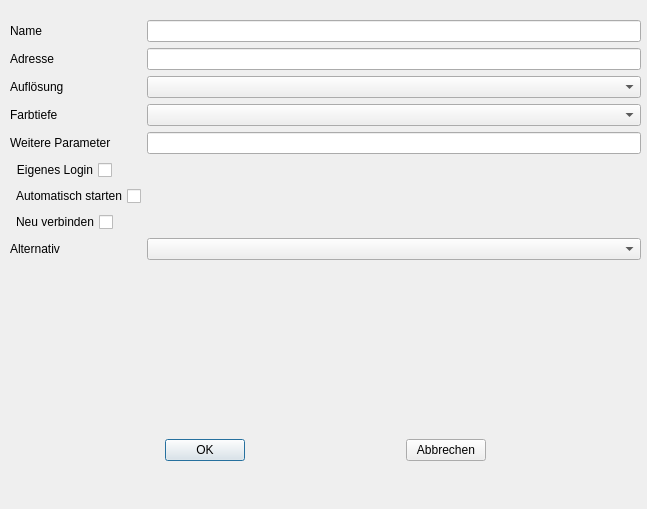
Before: the Qt Designer form xtc/bin/dialogrdesktop.ui in xtc-Thin-Client/xtcapp, drawn with Qt 5.
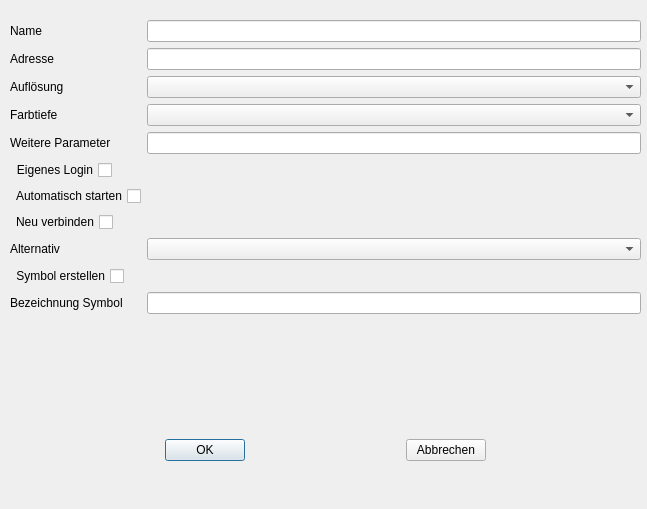
After: the same form once the commit is applied.

The edit to the form file:
```diff
--- a/xtc/bin/dialogrdesktop.ui
+++ b/xtc/bin/dialogrdesktop.ui
@@ -113,6 +113,26 @@
     <item row="8" column="1">
      <widget class="QComboBox" name="rdesktopInputAlternative"/>
     </item>
+    <item row="9" column="0">
+     <widget class="QCheckBox" name="rdesktopInputIcon">
+      <property name="layoutDirection">
+       <enum>Qt::RightToLeft</enum>
+      </property>
+      <property name="text">
+       <string>Symbol erstellen</string>
+      </property>
+     </widget>
+    </item>
+    <item row="10" column="0">
+     <widget class="QLabel" name="rdesktopLabelIconName">
+      <property name="text">
+       <string>Bezeichnung Symbol</string>
+      </property>
+     </widget>
+    </item>
+    <item row="10" column="1">
+     <widget class="QLineEdit" name="rdesktopInputIconName"/>
+    </item>
    </layout>
   </widget>
   <widget class="QWidget" name="horizontalLayoutWidget">
```
Left out of the diff: 15 changed lines with no effect on the pictures.
